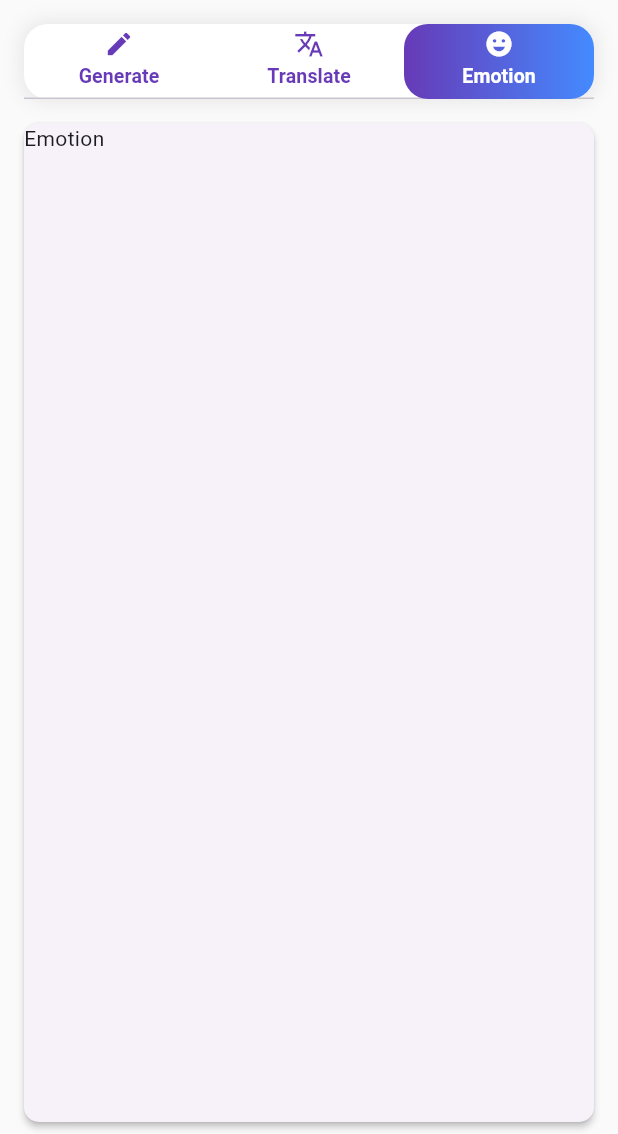
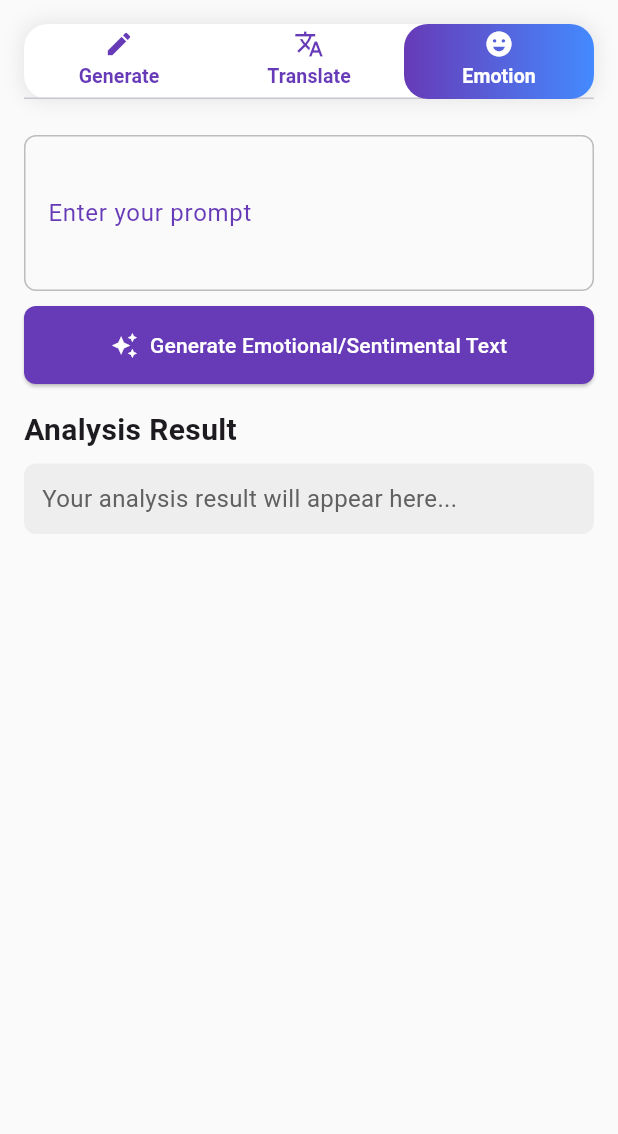
Before and after one commit to SaidurRahman1004/ai_intrigrations, a Flutter app: the HuggingFaceScreen screen opened directly, tab 3 chosen, on a phone screen of 412 x 824 dp, the part 102-1236 px from its top. Run offline on Flutter 3.47's test engine with Material 3 defaults, Android fonts, the phone set to English and light mode, and no system bars; our stand-ins replace dash_chat_2, flutter_dotenv, google_generative_ai, image_picker.

Commit message:
Emotion Sentimental

```diff
--- a/lib/Hugging Face AI/screens/hugging_chat_screeen.dart
+++ b/lib/Hugging Face AI/screens/hugging_chat_screeen.dart
@@ -1,3 +1,4 @@
+import 'package:ai_intrigrations/Hugging%20Face%20AI/screens/subsScreens/emotional_sentimental_screen.dart';
 import 'package:ai_intrigrations/Hugging%20Face%20AI/services/huggingface_service.dart';
 import 'package:flutter/material.dart';
 
@@ -42,8 +43,8 @@ class _HuggingFaceScreenState extends State<HuggingFaceScreen>
               // Filling the empty TabBarView
               child: TabBarView(controller: _tabController, children: [
                 TextGenarationScreen(huggingFaceService: _huggingFaceService,),
-                Card(child: Text('Translet'),),
                 Card(child: Text('Emotion'),),
+                EmotionalSentimentalScreen(huggingFaceService: _huggingFaceService,),
               ]),
             ),
           ],
--- /dev/null
+++ b/lib/Hugging Face AI/screens/subsScreens/emotional_sentimental_screen.dart
@@ -0,0 +1,172 @@
+import 'package:flutter/material.dart';
+
+import '../../services/huggingface_service.dart';
+
+class EmotionalSentimentalScreen extends StatefulWidget {
+  final HuggingFaceService huggingFaceService;
+
+  const EmotionalSentimentalScreen({
+    super.key,
+    required this.huggingFaceService,
+  });
+
+  @override
+  State<EmotionalSentimentalScreen> createState() =>
+      _EmotionalSentimentalScreenState();
+}
+
+class _EmotionalSentimentalScreenState
+    extends State<EmotionalSentimentalScreen> {
+  final _formKey = GlobalKey<FormState>();
+  final _textCtrl = TextEditingController();
+  String _emotion = '';
+  String _emoji = '';
+  double _confidence = 0.0;
+  String _errorMessage = '';
+  bool _isLoading = false;
+
+  Future<void> _analyzeEmotions() async {
+    if (_isLoading ||
+        _textCtrl.text.trim().isEmpty ||
+        !(_formKey.currentState as FormState).validate())
+      return;
+
+    setState(() {
+      _isLoading = true;
+      _errorMessage = '';
+      _emotion = '';
+      _emoji = '';
+      _confidence = 0.0;
+    });
+
+    try {
+      final response = await widget.huggingFaceService.analyzeSentiment(
+        _textCtrl.text,
+      );
+      setState(() {
+        _emotion = response['emotion'] ?? 'N/A';
+        _emoji = response['emoji'] ?? '😐';
+        _confidence = response['confidence'] ?? 0.0;
+      });
+    } catch (e) {
+      setState(() {
+        _errorMessage = 'Error: ${e.toString()}';
+      });
+    } finally {
+      setState(() => _isLoading = false);
+    }
+  }
+
+  @override
+  void dispose() {
+    _textCtrl.dispose();
+    super.dispose();
+  }
+
+  @override
+  Widget build(BuildContext context) {
+    return Scaffold(
+      backgroundColor: Colors.transparent,
+      body: SingleChildScrollView(
+        child: Padding(
+          padding: const EdgeInsets.all(16.0),
+          child: Form(
+            key: _formKey,
+            child: Column(
+              crossAxisAlignment: .start,
+              children: [
+                TextFormField(
+                  controller: _textCtrl,
+                  minLines: 3,
+                  maxLines: 8,
+                  validator: (value) {
+                    if (value == null || value.trim().isEmpty) {
+                      return 'Please enter a prompt';
+                    }
+                    return null;
+                  },
+                  decoration: InputDecoration(
+                    labelText: 'Enter your prompt',
+                    border: const OutlineInputBorder(
+                      borderRadius: BorderRadius.all(Radius.circular(8)),
+                    ),
+                  ),
+                ),
+                const SizedBox(height: 10),
+                SizedBox(
+                  width: double.infinity,
+                  child: _isLoading
+                      ? const SizedBox(
+                          width: 20,
+                          height: 20,
+                          child: Center(child: CircularProgressIndicator(strokeWidth: 2)),
+                        )
+                      : ElevatedButton.icon(
+                          onPressed: _isLoading ? null : _analyzeEmotions,
+                          icon: const Icon(Icons.auto_awesome),
+                          label: const Text(
+                            'Generate Emotional/Sentimental Text',
+                          ),
+                          style: ElevatedButton.styleFrom(
+                            padding: const EdgeInsets.symmetric(vertical: 16),
+                            shape: RoundedRectangleBorder(
+                              borderRadius: BorderRadius.circular(8),
+                            ),
+                          ),
+                        ),
+                ),
+                const SizedBox(height: 16),
+                Text(
+                  'Analysis Result',
+                  style: TextStyle(fontSize: 20, fontWeight: FontWeight.bold),
+                ),
+                Container(
+                  width: double.infinity,
+                  padding: const EdgeInsets.all(12),
+                  margin: const EdgeInsets.only(top: 8),
+                  decoration: BoxDecoration(
+                    color: Colors.grey.shade200,
+                    borderRadius: BorderRadius.circular(8),
+                  ),
+                  child: _isLoading
+                      ? const Center(child: CircularProgressIndicator())
+                      : _buildResultView(),
+                ),
+              ],
+            ),
+          ),
+        ),
+      ),
+    );
+  }
+
+  Widget _buildResultView() {
+    if (_errorMessage.isNotEmpty) {
+      return Text(
+        _errorMessage,
+        style: TextStyle(fontSize: 16, color: Colors.red[700]),
+      );
+    } else if (_emotion.isEmpty) {
+      return Text(
+        'Your analysis result will appear here...',
+        style: TextStyle(fontSize: 16, color: Colors.grey[700]),
+      );
+    }
+    return Column(
+      crossAxisAlignment: CrossAxisAlignment.center,
+      children: [
+        Text(_emoji, style: const TextStyle(fontSize: 48)),
+        const SizedBox(height: 8),
+        Text(
+          _emotion.toUpperCase(),
+          style: const TextStyle(fontSize: 22, fontWeight: FontWeight.bold),
+        ),
+        const SizedBox(height: 8),
+        Text(
+          'Confidence: ${(_confidence * 100).toStringAsFixed(2)}%',
+          style: TextStyle(fontSize: 16, color: Colors.grey[700]),
+        ),
+      ],
+    );
+  }
+}
```
